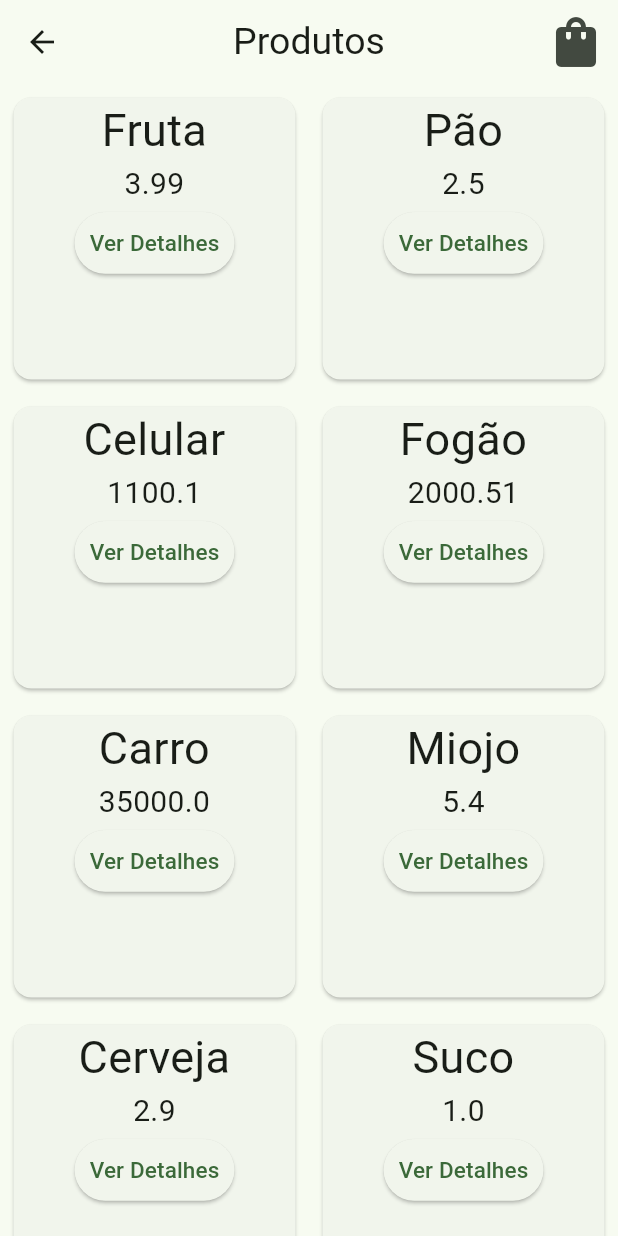
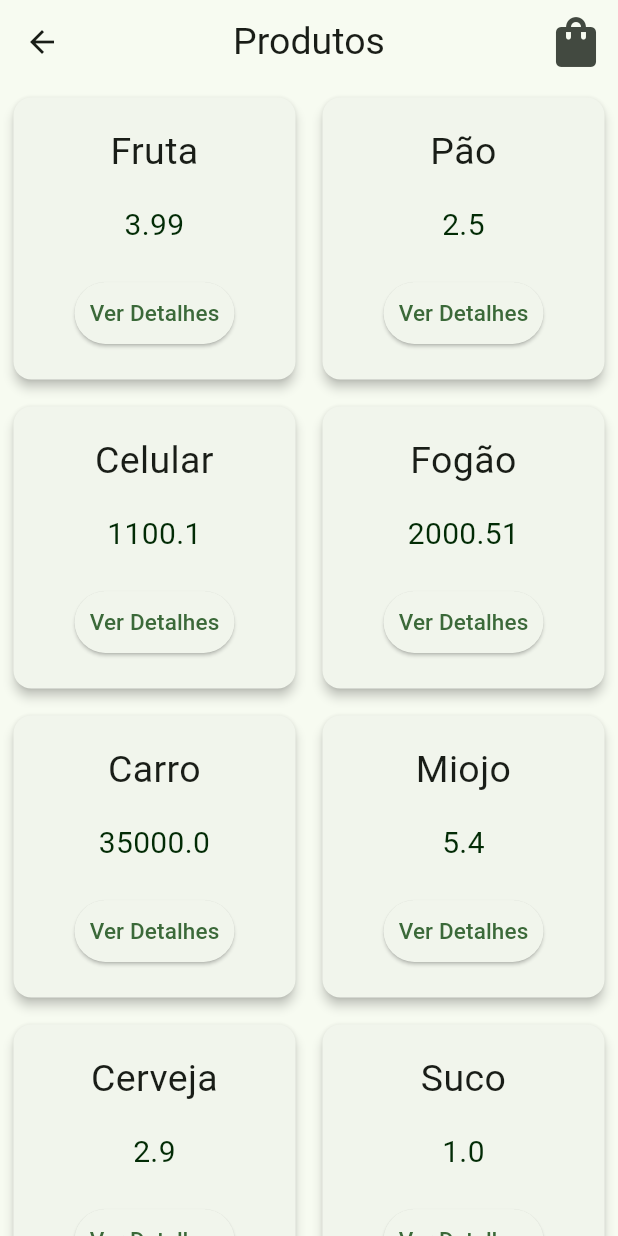
Before and after one commit to Evandru/Mercado, a Flutter app: the screen it shows after launch, after a tap on "Ver Produtos", on a phone screen of 412 x 824 dp. Run offline on Flutter 3.47's test engine with Material 2 defaults, Android fonts, the phone set to English and light mode, and no system bars; drawn by our look-alikes of auto_size_text.

Commit message:
18/09/2023 - 12:11

```diff
--- a/lib/controller/produto_controller.dart
+++ b/lib/controller/produto_controller.dart
@@ -8,9 +8,12 @@ class ProdutoController extends ChangeNotifier{
   }
 
   void aumentarQuantidade(Produto produto){
-    produto.quantidade++;
-    produto.preco = getPreco(produto);
-    notifyListeners();
+    if (produto.quantidade < 100)
+    {
+      produto.quantidade++;
+      produto.preco = getPreco(produto);
+      notifyListeners();
+    }
   }
 
   void diminuirQuantidade(Produto produto){
@@ -34,7 +37,10 @@ class ProdutoController extends ChangeNotifier{
       Produto(nome: "Suco", quantidade: 1, unidade: 1.0),
       Produto(nome: "Teclado", quantidade: 1, unidade: 249.99),
       Produto(nome: "Televisão", quantidade: 1, unidade: 1500.00),
-      Produto(nome: "Computador", quantidade: 1, unidade: 5000.11)
+      Produto(nome: "Computador", quantidade: 1, unidade: 5000.11),
+      Produto(nome: "Contra Baixo", quantidade: 1, unidade: 1500.23),
+      Produto(nome: "Guitarra", quantidade: 1, unidade: 1000.12),
+      Produto(nome: "Bateria Eletronica", quantidade: 1, unidade: 6666.66),
     ];
     return produtos;
   }
--- a/lib/main.dart
+++ b/lib/main.dart
@@ -12,7 +12,7 @@ void main() {
       ChangeNotifierProvider<ProdutoController>(create: (_) => ProdutoController()),
       ChangeNotifierProvider<CarrinhoController>(create: (_) => CarrinhoController())
     ],
-    child: MyAppWidget()
+    child: const MyAppWidget()
     )
   );
 }
@@ -33,7 +33,7 @@ class MyAppWidget extends StatelessWidget {
         '/': (context) => const HomePage(),
         '/produtos': (context) => const ProdutosPage(),
         // '/produto': (context) => ProdutoPage(),
-        '/carrinho': (context) =>  CarrinhoPage()
+        '/carrinho': (context) =>  const CarrinhoPage()
       },
     );
   }
--- a/lib/view/home/home_page.dart
+++ b/lib/view/home/home_page.dart
@@ -19,12 +19,12 @@ class _HomePageState extends State<HomePage> {
         child: Column(
           children: [
             SizedBox(
-              height: 150,
+              height: 250,
               width: MediaQuery.sizeOf(context).width,
               child: const Center(
                 child: Text("Compre Conosco",
                     textAlign: TextAlign.center,
-                    style: TextStyle(fontSize: 35)),
+                    style: TextStyle(fontSize: 60, height: 1, fontWeight: FontWeight.w100, fontStyle: FontStyle.italic)),
               ),
             ),
             ElevatedButton(
--- a/lib/view/produtos/widgets/produto_widget.dart
+++ b/lib/view/produtos/widgets/produto_widget.dart
@@ -1,3 +1,4 @@
+import 'package:auto_size_text/auto_size_text.dart';
 import 'package:flutter/material.dart';
 import 'package:mercado/model/produto.dart';
 import 'package:mercado/view/produto/produto_page.dart';
@@ -19,21 +20,30 @@ class ProdutoWidget extends StatelessWidget {
       },
       child: Container(
         margin: const EdgeInsets.symmetric(vertical: 5, horizontal: 5),
+
         child: Card(
-          child: Column(
+          elevation: 3,
+          child: Column( mainAxisAlignment: MainAxisAlignment.spaceEvenly,
             children: [
-              Text(produto.nome,overflow: TextOverflow.ellipsis,
+              AutoSizeText(produto.nome,
+                  maxLines: 2,
                   textAlign: TextAlign.center,
-                  style: const TextStyle(
-                    fontSize: 30,
-                  )),
+                  style: const TextStyle(fontSize: 25, height: 1.2),
+                  minFontSize: 20,
+                  wrapWords: false,
+              ),
               SizedBox(
                 width: double.infinity,
-                height: 30,
-                child: Text(
-                  produto.unidade.toString(),
-                  textAlign: TextAlign.center,
-                  style: const TextStyle(fontSize: 20),
+                // height: 40,
+                child: Center(
+                  child: Text(
+                    produto.unidade.toString(),
+                    textAlign: TextAlign.center,
+                    style: TextStyle(
+                      fontSize: 20,
+                      color: Color.fromARGB(255, 2, 43, 5),
+                    ),
+                  ),
                 ),
               ),
               ElevatedButton(
--- a/lib/view/shared/widgets/custom_drawer.dart
+++ b/lib/view/shared/widgets/custom_drawer.dart
@@ -8,15 +8,49 @@ class CustomDrawer extends StatelessWidget {
     return Drawer(
       child: ListView(
         children: [
-          DrawerHeader(
-            padding: const EdgeInsets.symmetric(horizontal: 50, vertical: 10),
-            decoration: BoxDecoration(color: Colors.green[900]),
-            child: const Text(
-              "Menu",
-              style: TextStyle(fontSize: 24, color: Colors.white),
-              textAlign: TextAlign.center,
+          SizedBox(
+            height: 100,
+            child: DrawerHeader(
+              padding: const EdgeInsets.symmetric(horizontal: 50, vertical: 10),
+              decoration: BoxDecoration(color: Colors.green[600]),
+              child: const Text(
+                "Menu",
+                style: TextStyle(fontSize:25, color: Colors.white),
+                textAlign: TextAlign.center,
+              ),
             ),
           ),
+
+          Container(
+            margin: const EdgeInsets.symmetric(horizontal: 5, vertical: 10),
+            decoration: BoxDecoration(
+              border: Border(bottom: BorderSide(width: 1, color: Colors.green[300]!))
+            ),
+            child: const Text(
+              "Home Hipotético",
+              style: TextStyle(fontSize: 20)
+            )
+          ),
+          Container(
+            margin: const EdgeInsets.symmetric(horizontal: 5, vertical: 10),
+            decoration: BoxDecoration(
+              border: Border(bottom: BorderSide(width: 1, color: Colors.green[300]!))
+            ),
+            child: const Text(
+              "Sobre Hipotético",
+              style: TextStyle(fontSize: 20)
+            )
+          ),
+          Container(
+            margin: const EdgeInsets.symmetric(horizontal: 5, vertical: 10),
+            decoration: BoxDecoration(
+              border: Border(bottom: BorderSide(width: 1, color: Colors.green[300]!))
+            ),
+            child: const Text(
+              "Contato Hipotético",
+              style: TextStyle(fontSize: 20)
+            )
+          )
         ],
       ),
     );
--- a/pubspec.yaml
+++ b/pubspec.yaml
@@ -31,6 +31,7 @@ dependencies:
   flutter:
     sdk: flutter
   provider: ^6.0.5
+  auto_size_text: ^3.0.0
 
   # The following adds the Cupertino Icons font to your application.
   # Use with the CupertinoIcons class for iOS style icons.
```
Also changed, not shown: lib/controller/carrinho_controller.dart (+18 -3 lines), lib/model/produto.dart (+0 -16 lines), lib/view/carrinho/carrinho_page.dart (+30 -9 lines), lib/view/carrinho/widgets/produto_carrinho.dart (+27 -13 lines), lib/view/produto/produto_page.dart (+9 -5 lines), pubspec.lock.
